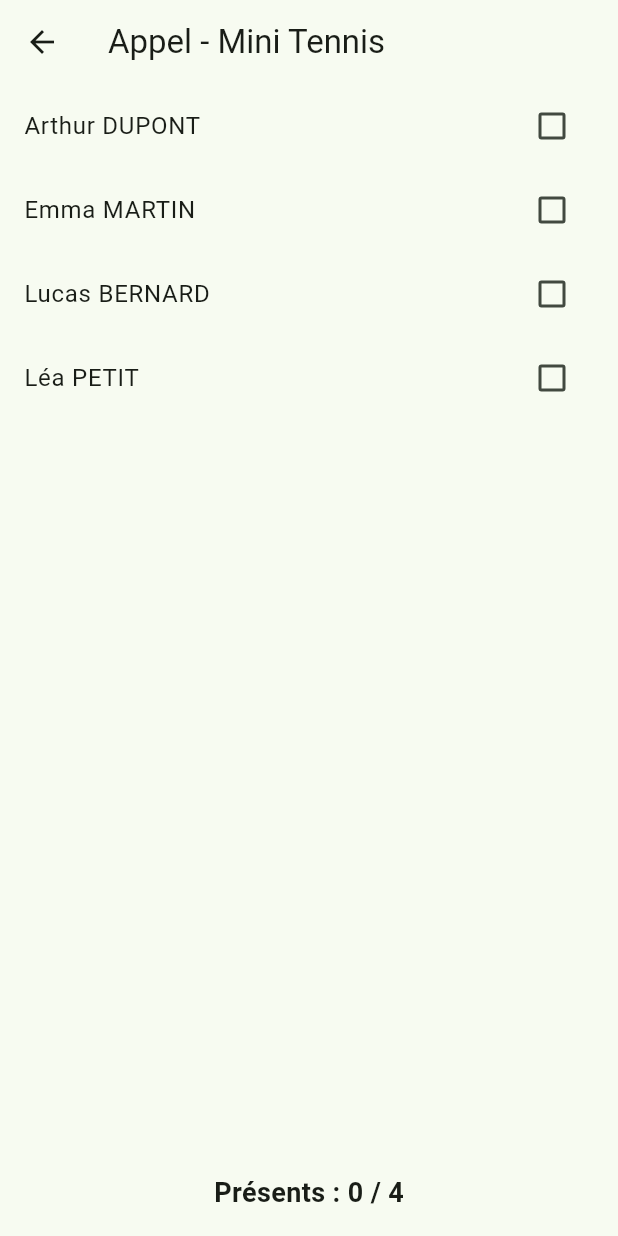
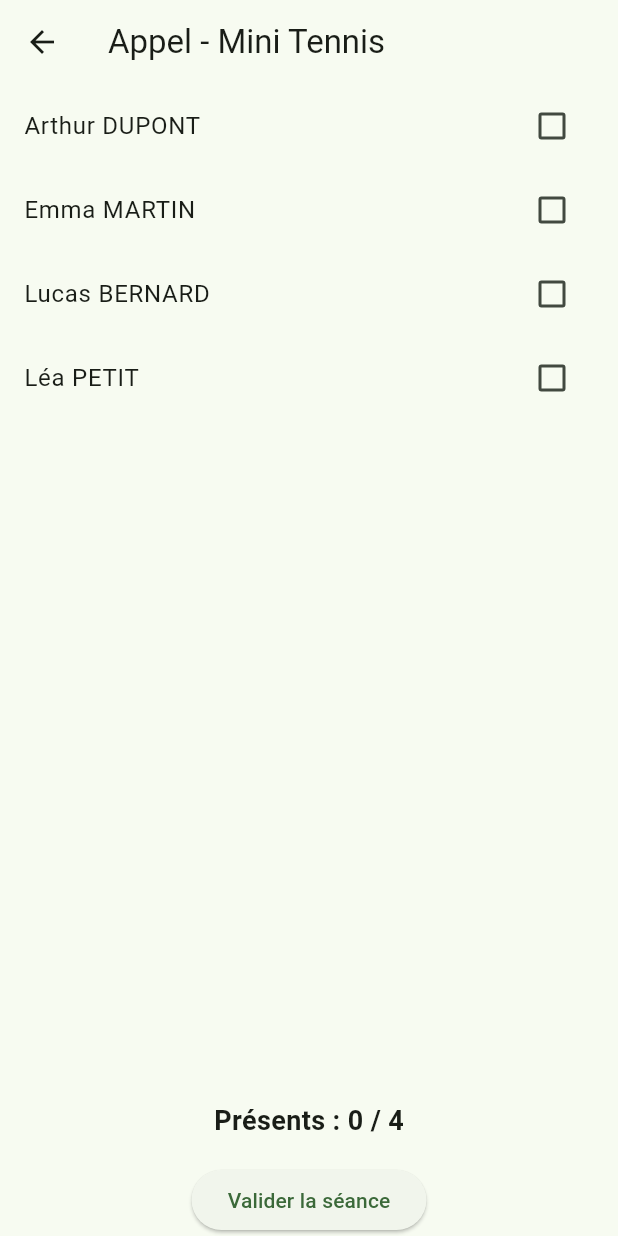
Before and after one commit to Christophe2301/court_manager, a Flutter app: the AttendanceScreen screen opened directly, on a phone screen of 412 x 824 dp. Run offline on Flutter 3.47's test engine with Material 3 defaults, Android fonts, the phone set to English and light mode, and no system bars; our stand-ins replace flutter_riverpod.

Commit message:
Validation de la séance avec les adhérents présents

```diff
--- a/lib/features/attendance/attendance_screen.dart
+++ b/lib/features/attendance/attendance_screen.dart
@@ -1,6 +1,7 @@
 import 'package:flutter/material.dart';
 
 import 'adherent.dart';
+import 'session.dart';
 
 class AttendanceScreen extends StatefulWidget {
   const AttendanceScreen({super.key});
@@ -79,6 +80,27 @@ class _AttendanceScreenState
               ),
             ),
           ),
+          ElevatedButton(
+            onPressed: () {
+
+              final session = Session(
+                date: DateTime.now(),
+                courseName: 'Mini Tennis',
+                presentAdherents: adherents
+                    .where((a) => a.present)
+                    .map((a) => a.fullName)
+                    .toList(),
+              );
+
+              debugPrint(
+                'Séance enregistrée : ${session.presentAdherents}',
+              );
+
+            },
+            child: const Text(
+              'Valider la séance',
+            ),
+          ),
         ],
       ),
     );
--- /dev/null
+++ b/lib/features/attendance/session.dart
@@ -0,0 +1,11 @@
+class Session {
+  final DateTime date;
+  final String courseName;
+  final List<String> presentAdherents;
+
+  const Session({
+    required this.date,
+    required this.courseName,
+    required this.presentAdherents,
+  });
+}
```
